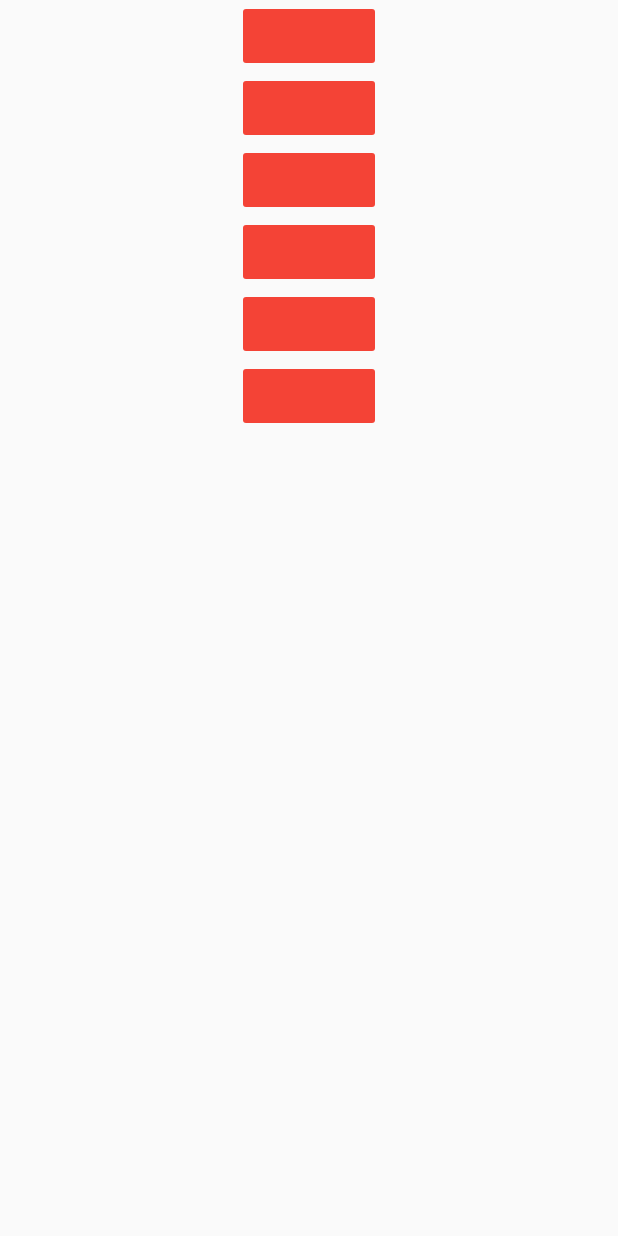
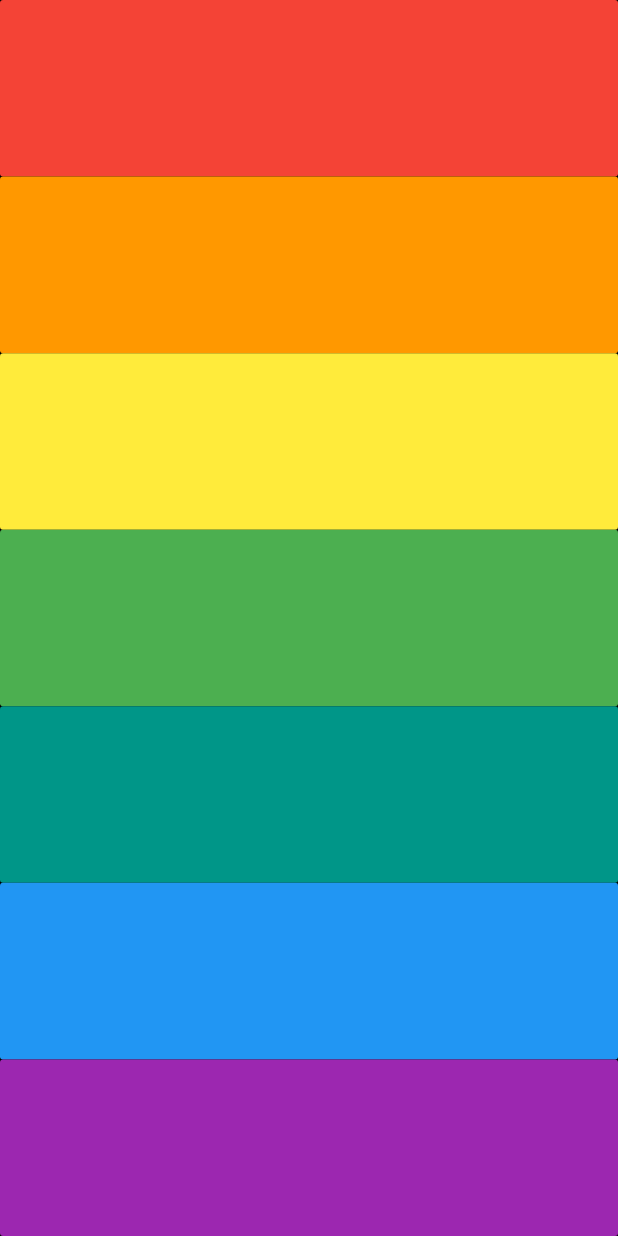
Before and after one commit to pedrolemoz/XylophoneApp-Flutter, a Flutter app: the screen it shows after launch, on a phone screen of 412 x 824 dp. Run offline on Flutter 3.47's test engine with Material 2 defaults, Android fonts, the phone set to English and light mode, and no system bars; our stand-ins replace audioplayers.

Commit message:
Finished the application

```diff
--- a/lib/main.dart
+++ b/lib/main.dart
@@ -7,47 +7,52 @@ class XylophoneApp extends StatelessWidget {
   @override
   Widget build(BuildContext context) {
     return MaterialApp(
+      debugShowCheckedModeBanner: false,
       home: Scaffold(
+        backgroundColor: Colors.black,
         body: HomeScreen(),
       ),
     );
   }
 }
 
-class HomeScreen extends StatefulWidget {
-  @override
-  _HomeScreenState createState() => _HomeScreenState();
-}
+class HomeScreen extends StatelessWidget {
+  // We are using a function to play the desired sound
+  void playSound(soundNumber) {
+    final player = AudioCache();
+    player.play('note$soundNumber.wav');
+  }
 
-class _HomeScreenState extends State<HomeScreen> {
+  // Instead of repeating a lot of code, we can create a function
+  // to export a widget, accepting certain parameters
+  Expanded createTile({Color color, int soundNumber}) {
+    // Named variables should always be enclosed by curly braces
+    return Expanded(
+      child: FlatButton(
+        child: null,
+        color: color,
+        onPressed: () {
+          playSound(soundNumber);
+        },
+      ),
+    );
+  }
+
   @override
   Widget build(BuildContext context) {
     return SafeArea(
-      child: Center(
-        child: Column(
-          children: <Widget>[
-            Tile(),
-            Tile(),
-            Tile(),
-            Tile(),
-            Tile(),
-            Tile(),
-          ],
-        ),
+      child: Column(
+        crossAxisAlignment: CrossAxisAlignment.stretch,
+        children: <Widget>[
+          createTile(color: Colors.red, soundNumber: 1),
+          createTile(color: Colors.orange, soundNumber: 2),
+          createTile(color: Colors.yellow, soundNumber: 3),
+          createTile(color: Colors.green, soundNumber: 4),
+          createTile(color: Colors.teal, soundNumber: 5),
+          createTile(color: Colors.blue, soundNumber: 6),
+          createTile(color: Colors.purple, soundNumber: 7)
+        ],
       ),
     );
   }
 }
-
-class Tile extends StatelessWidget {
-  @override
-  Widget build(BuildContext context) {
-    return FlatButton(
-      onPressed: (){
-        final player = AudioCache();
-        player.play('note1.wav');
-      },
-      color: Colors.red,
-    );
-  }
-}
```
Also changed, not shown: 1 other file.
